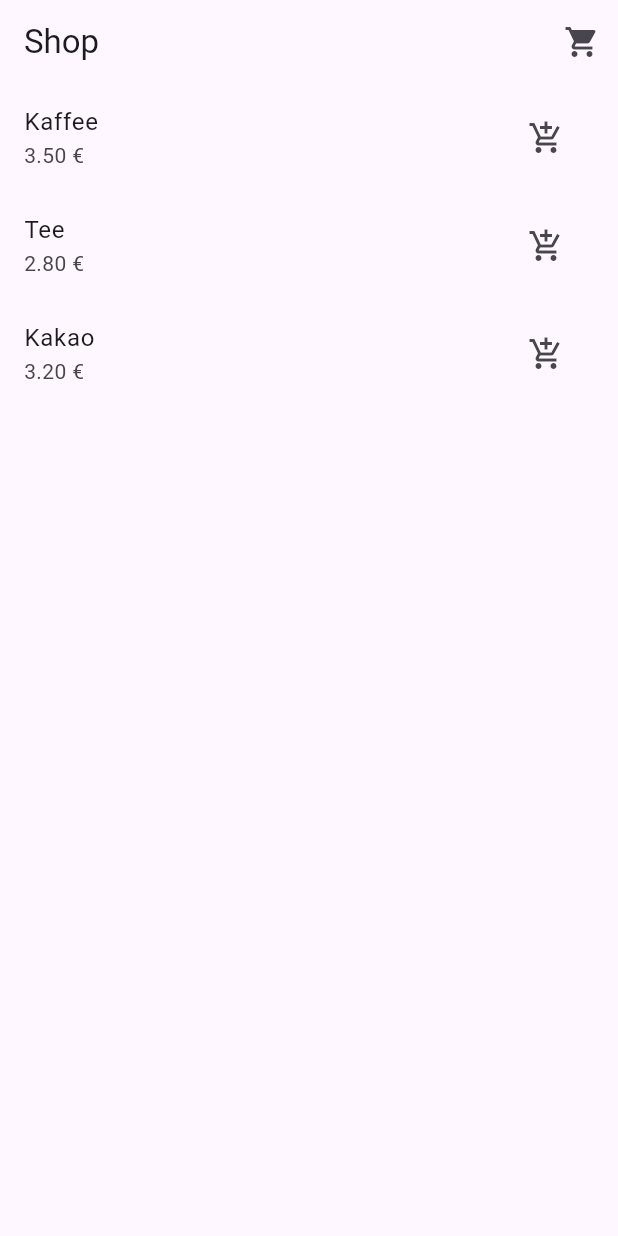
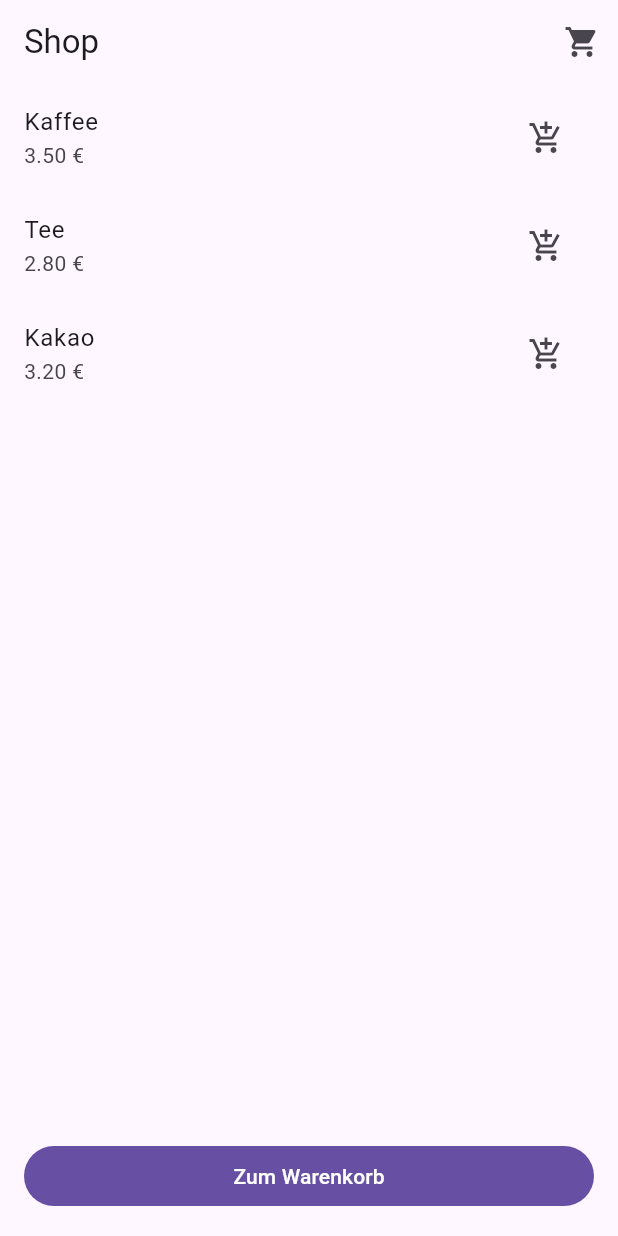
Before and after one commit to Dragon-InterActive/provider_cart, a Flutter app: the screen it shows after launch, on a phone screen of 412 x 824 dp. Run offline on Flutter 3.47's test engine with Material 3 defaults, Android fonts, the phone set to English and light mode, and no system bars.

Commit message:
added cart badge & sum on cartPage

```diff
--- a/lib/main.dart
+++ b/lib/main.dart
@@ -113,15 +113,46 @@ class ShopPage extends StatelessWidget {
   @override
   Widget build(BuildContext context) {
     //watch
-    //final cartCount = context.watch<CartModel>().count;
+    final cartCount = context.watch<CartModel>().count;
 
     return Scaffold(
       appBar: AppBar(
         title: const Text("Shop"),
         actions: [
           IconButton(
+            tooltip: "Warenkorb öffnen",
             onPressed: () => _openCart(context),
-            icon: Icon(Icons.shopping_cart),
+            icon: Stack(
+              clipBehavior: Clip.none,
+              children: [
+                const Icon(Icons.shopping_cart),
+                if (cartCount > 0)
+                  Positioned(
+                    right: -6,
+                    top: -6,
+                    child: Container(
+                      padding: const EdgeInsets.all(2),
+                      decoration: BoxDecoration(
+                        color: Colors.red,
+                        borderRadius: BorderRadius.circular(10),
+                      ),
+                      constraints: const BoxConstraints(
+                        minHeight: 18,
+                        minWidth: 18,
+                      ),
+                      child: Center(
+                        child: Text(
+                          "$cartCount",
+                          style: const TextStyle(
+                            fontSize: 11,
+                            color: Colors.white,
+                          ),
+                        ),
+                      ),
+                    ),
+                  ),
+              ],
+            ),
           ),
         ],
       ),
@@ -140,6 +171,15 @@ class ShopPage extends StatelessWidget {
             ),
           );
         },
+      ),
+      bottomNavigationBar: SafeArea(
+        child: Padding(
+          padding: const EdgeInsets.fromLTRB(16, 8, 16, 16),
+          child: FilledButton(
+            onPressed: () => _openCart(context),
+            child: const Text("Zum Warenkorb"),
+          ),
+        ),
       ),
     );
   }
@@ -165,6 +205,10 @@ class CartPage extends StatelessWidget {
 
     return Scaffold(
       appBar: AppBar(
+        scrolledUnderElevation: 0,
+        backgroundColor: Colors.transparent,
+        surfaceTintColor: Colors.transparent,
+        elevation: 0,
         title: const Text("Warenkorb"),
         actions: [
           if (cart.count > 0)
@@ -177,7 +221,11 @@ class CartPage extends StatelessWidget {
 
       body: cart._items.isEmpty
           ? const Center(child: Text("Warenkorb ist leer"))
-          : ListView.builder(
+          : ScrollConfiguration(
+              behavior: ScrollConfiguration.of(
+                context,
+              ).copyWith(overscroll: false),
+              child: ListView.builder(
                 itemCount: cart.items.length,
                 itemBuilder: (_, i) {
                   final item = cart._items[i];
@@ -191,6 +239,29 @@ class CartPage extends StatelessWidget {
                   );
                 },
               ),
+            ),
+      bottomNavigationBar: SafeArea(
+        child: Container(
+          padding: const EdgeInsets.all(16),
+          child: Row(
+            children: [
+              Expanded(
+                child: Text(
+                  "Summe: ${cart.total.toStringAsFixed(2)} €",
+                  style: const TextStyle(
+                    fontSize: 18,
+                    fontWeight: FontWeight.w600,
+                  ),
+                ),
+              ),
+              FilledButton(
+                onPressed: cart.count == 0 ? null : () {},
+                child: Text("Zur Kasse"),
+              ),
+            ],
+          ),
+        ),
+      ),
     );
   }
 }
```
Lines whose indentation alone changed are shown as unchanged.
